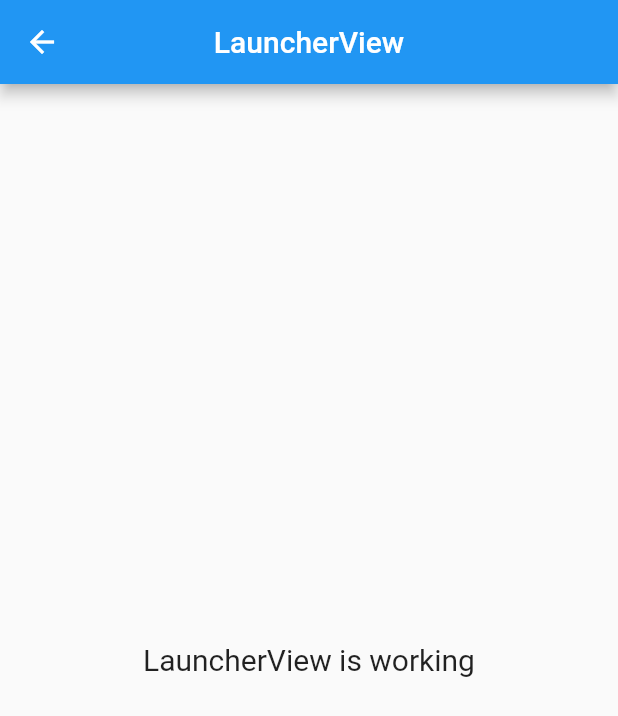
After one commit to Serkhani/ugmis, a Flutter app: the LauncherView screen opened by its route, on a phone screen of 412 x 824 dp. The commit adds this screen. Shown: the top 716 px of the screen. Run offline on Flutter 3.47's test engine with Material 2 defaults, Android fonts, the phone set to English and light mode, and no system bars; our stand-ins replace get.

Commit message:
adding launcher page

```diff
--- /dev/null
+++ b/lib/app/modules/launcher/views/launcher_view.dart
@@ -0,0 +1,24 @@
+import 'package:flutter/material.dart';
+
+import 'package:get/get.dart';
+
+import '../controllers/launcher_controller.dart';
+
+class LauncherView extends GetView<LauncherController> {
+  const LauncherView({Key? key}) : super(key: key);
+  @override
+  Widget build(BuildContext context) {
+    return Scaffold(
+      appBar: AppBar(
+        title: const Text('LauncherView'),
+        centerTitle: true,
+      ),
+      body: const Center(
+        child: Text(
+          'LauncherView is working',
+          style: TextStyle(fontSize: 20),
+        ),
+      ),
+    );
+  }
+}
--- a/lib/app/routes/app_pages.dart
+++ b/lib/app/routes/app_pages.dart
@@ -2,6 +2,8 @@ import 'package:get/get.dart';
 
 import '../modules/home/bindings/home_binding.dart';
 import '../modules/home/views/home_view.dart';
+import '../modules/launcher/bindings/launcher_binding.dart';
+import '../modules/launcher/views/launcher_view.dart';
 
 part 'app_routes.dart';
 
@@ -16,5 +18,10 @@ class AppPages {
       page: () => const HomeView(),
       binding: HomeBinding(),
     ),
+    GetPage(
+      name: _Paths.LAUNCHER,
+      page: () => const LauncherView(),
+      binding: LauncherBinding(),
+    ),
   ];
 }
--- a/lib/app/routes/app_routes.dart
+++ b/lib/app/routes/app_routes.dart
@@ -4,9 +4,11 @@ part of 'app_pages.dart';
 abstract class Routes {
   Routes._();
   static const HOME = _Paths.HOME;
+  static const LAUNCHER = _Paths.LAUNCHER;
 }
 
 abstract class _Paths {
   _Paths._();
   static const HOME = '/home';
+  static const LAUNCHER = '/launcher';
 }
```
Also changed, not shown: lib/app/modules/launcher/bindings/launcher_binding.dart (added, +12 -0 lines), lib/app/modules/launcher/controllers/launcher_controller.dart (added, +23 -0 lines).
